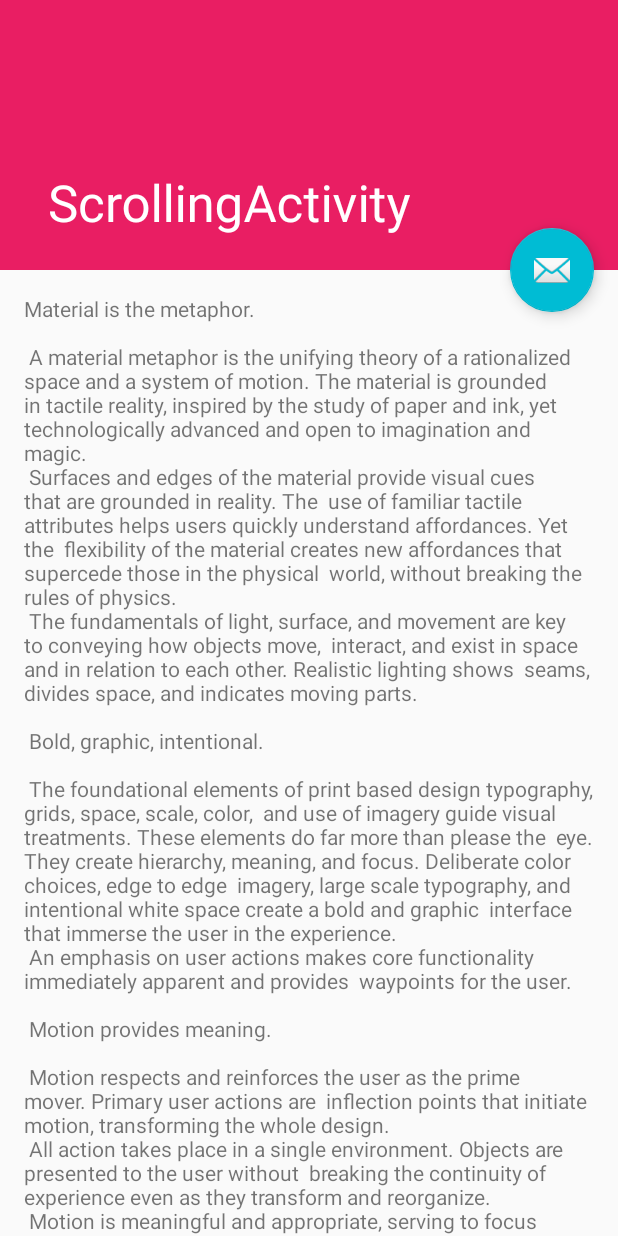
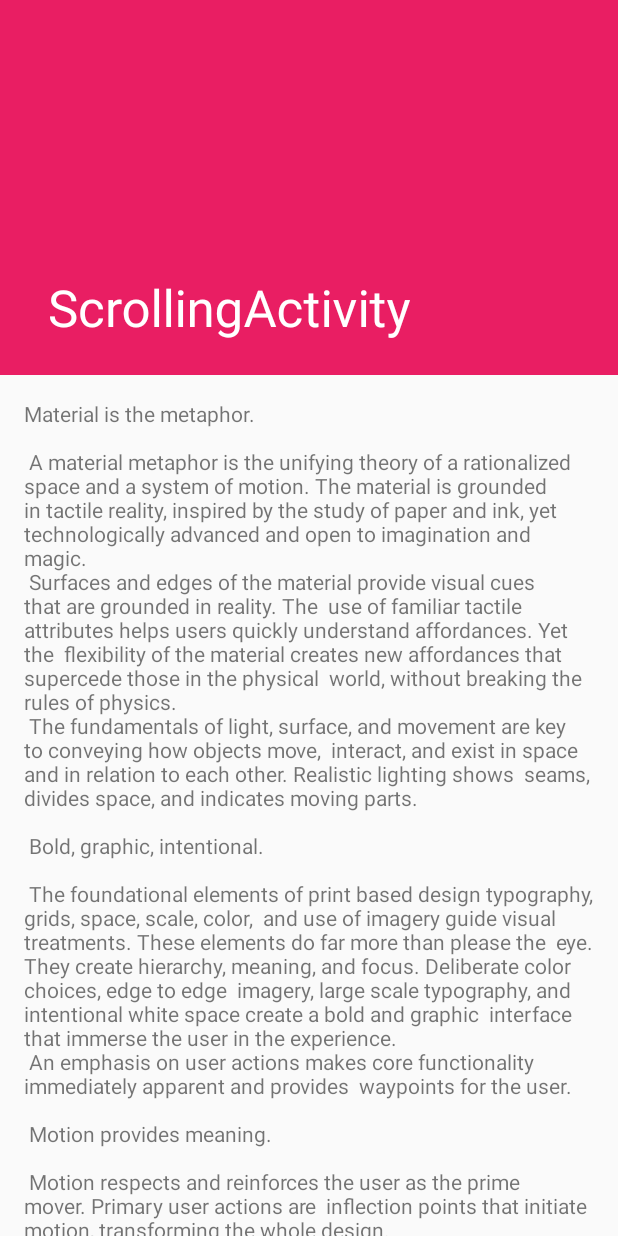
Before and after one commit to pretzelstudios/LionheartTask, an Android app: the ScrollingActivity screen opened directly, with no data from a screen before it, on a phone screen of 412 x 824 dp. Run offline under Robolectric (Android 15) with nearby library versions, the phone set to English and light mode, and no system bars.

Commit message:
Removed FAB - added images for layout

```diff
--- a/app/src/main/java/uk/co/pretzelstudios/lionhearttask/ScrollingActivity.java
+++ b/app/src/main/java/uk/co/pretzelstudios/lionhearttask/ScrollingActivity.java
@@ -16,13 +16,6 @@
         Toolbar toolbar = (Toolbar) findViewById(R.id.toolbar);
         setSupportActionBar(toolbar);
 
-        FloatingActionButton fab = (FloatingActionButton) findViewById(R.id.fab);
-        fab.setOnClickListener(new View.OnClickListener() {
-            @Override
-            public void onClick(View view) {
-                Snackbar.make(view, "Replace with your own action", Snackbar.LENGTH_LONG)
-                        .setAction("Action", null).show();
-            }
-        });
+
     }
 }
--- a/app/src/main/res/layout/activity_scrolling.xml
+++ b/app/src/main/res/layout/activity_scrolling.xml
@@ -10,7 +10,7 @@
     <android.support.design.widget.AppBarLayout
         android:id="@+id/app_bar"
         android:layout_width="match_parent"
-        android:layout_height="@dimen/app_bar_height"
+        android:layout_height="250dp"
         android:fitsSystemWindows="true"
         android:theme="@style/AppTheme.AppBarOverlay">
 
@@ -35,13 +35,4 @@
 
     <include layout="@layout/content_scrolling" />
 
-    <android.support.design.widget.FloatingActionButton
-        android:id="@+id/fab"
-        android:layout_width="wrap_content"
-        android:layout_height="wrap_content"
-        android:layout_margin="@dimen/fab_margin"
-        app:layout_anchor="@id/app_bar"
-        app:layout_anchorGravity="bottom|end"
-        app:srcCompat="@android:drawable/ic_dialog_email" />
-
 </android.support.design.widget.CoordinatorLayout>
```
Also changed, not shown: app/src/main/res/drawable/jianyang.png (added), app/src/main/res/drawable/logo.png (added).
